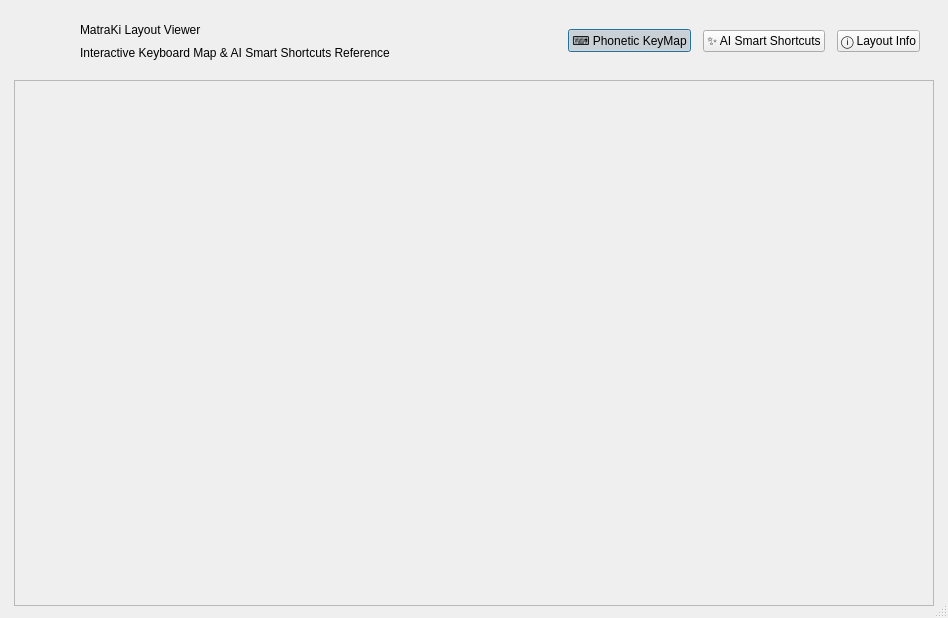
Qt form src/frontend/LayoutViewer.ui (sojibcreates-maker/MatraKi-Keyboard) before a commit.
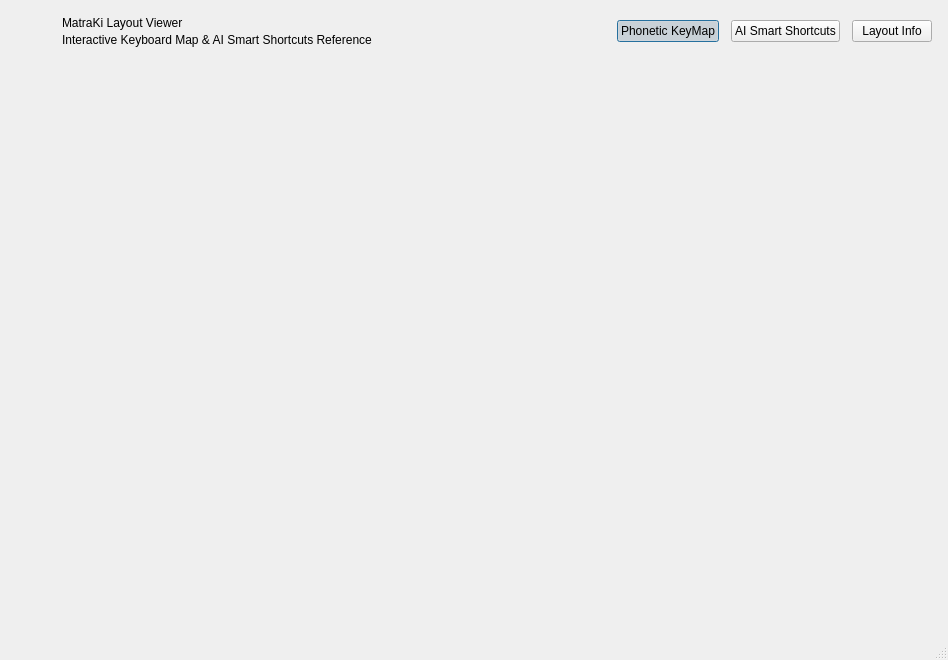
The same form after that commit. Icons and pictures are not drawn.

Commit message: feat(branding): adopt official MatraKi icon and complete Emerald design system frontend redesign

What changed in the file:
```diff
--- a/src/frontend/LayoutViewer.ui
+++ b/src/frontend/LayoutViewer.ui
@@ -7,7 +7,7 @@
     <x>0</x>
     <y>0</y>
     <width>948</width>
-    <height>618</height>
+    <height>660</height>
    </rect>
   </property>
   <property name="windowTitle">
@@ -18,69 +18,59 @@
   </property>
   <layout class="QVBoxLayout" name="verticalLayout">
    <property name="spacing">
-    <number>10</number>
+    <number>0</number>
    </property>
    <property name="leftMargin">
-    <number>14</number>
+    <number>0</number>
    </property>
    <property name="topMargin">
-    <number>12</number>
+    <number>0</number>
    </property>
    <property name="rightMargin">
-    <number>14</number>
+    <number>0</number>
    </property>
    <property name="bottomMargin">
-    <number>12</number>
+    <number>0</number>
    </property>
    <item>
-    <widget class="QFrame" name="headerFrame">
-     <property name="minimumSize">
-      <size>
-       <width>0</width>
-       <height>58</height>
-      </size>
-     </property>
-     <property name="maximumSize">
-      <size>
-       <width>16777215</width>
-       <height>58</height>
-      </size>
-     </property>
-     <layout class="QHBoxLayout" name="horizontalLayout">
+    <widget class="QFrame" name="root">
+     <layout class="QVBoxLayout" name="rootLayout">
       <property name="spacing">
        <number>12</number>
       </property>
       <property name="leftMargin">
-       <number>14</number>
+       <number>16</number>
       </property>
       <property name="topMargin">
-       <number>6</number>
+       <number>14</number>
       </property>
       <property name="rightMargin">
-       <number>14</number>
+       <number>16</number>
       </property>
       <property name="bottomMargin">
-       <number>6</number>
+       <number>16</number>
       </property>
       <item>
-       <widget class="QLabel" name="lblHeaderIcon">
+       <layout class="QHBoxLayout" name="headerLayout">
+        <property name="spacing">
+         <number>12</number>
+        </property>
+        <item>
+         <widget class="QLabel" name="logoSlot">
         <property name="minimumSize">
          <size>
-          <width>40</width>
-          <height>40</height>
+            <width>34</width>
+            <height>34</height>
          </size>
         </property>
         <property name="maximumSize">
          <size>
-          <width>40</width>
-          <height>40</height>
-         </size>
-        </property>
-        <property name="pixmap">
-         <pixmap resource="images.qrc">:/images/MatraKi.png</pixmap>
-        </property>
-        <property name="scaledContents">
-         <bool>true</bool>
+            <width>34</width>
+            <height>34</height>
+           </size>
+          </property>
+          <property name="text">
+           <string/>
         </property>
        </widget>
       </item>
@@ -124,7 +114,7 @@
          <cursorShape>PointingHandCursor</cursorShape>
         </property>
         <property name="text">
-         <string>⌨️ Phonetic KeyMap</string>
+           <string>Phonetic KeyMap</string>
         </property>
         <property name="checkable">
          <bool>true</bool>
@@ -143,7 +133,7 @@
          <cursorShape>PointingHandCursor</cursorShape>
         </property>
         <property name="text">
-         <string>✨ AI Smart Shortcuts</string>
+           <string>AI Smart Shortcuts</string>
         </property>
         <property name="checkable">
          <bool>true</bool>
@@ -165,17 +155,37 @@
          <string>About this Layout</string>
         </property>
         <property name="text">
-         <string>ⓘ Layout Info</string>
+           <string>Layout Info</string>
         </property>
        </widget>
       </item>
      </layout>
-    </widget>
-   </item>
+      </item>
+      <item>
+       <widget class="QFrame" name="imageCard">
+        <property name="frameShape">
+         <enum>QFrame::NoFrame</enum>
+        </property>
+        <layout class="QVBoxLayout" name="imageCardLayout">
+         <property name="spacing">
+          <number>0</number>
+         </property>
+         <property name="leftMargin">
+          <number>14</number>
+         </property>
+         <property name="topMargin">
+          <number>14</number>
+         </property>
+         <property name="rightMargin">
+          <number>14</number>
+         </property>
+         <property name="bottomMargin">
+          <number>14</number>
+         </property>
    <item>
     <widget class="QLabel" name="labelImage">
      <property name="frameShape">
-      <enum>QFrame::StyledPanel</enum>
+            <enum>QFrame::NoFrame</enum>
      </property>
      <property name="text">
       <string/>
@@ -183,6 +193,15 @@
      <property name="scaledContents">
       <bool>false</bool>
      </property>
+           <property name="alignment">
+            <set>Qt::AlignCenter</set>
+           </property>
+          </widget>
+         </item>
+        </layout>
+       </widget>
+      </item>
+     </layout>
     </widget>
    </item>
   </layout>
```
Left out of the diff: 2 changed lines with no effect on the pictures. Lines whose indentation alone changed are shown as unchanged. The commit also changes 58 other files.
